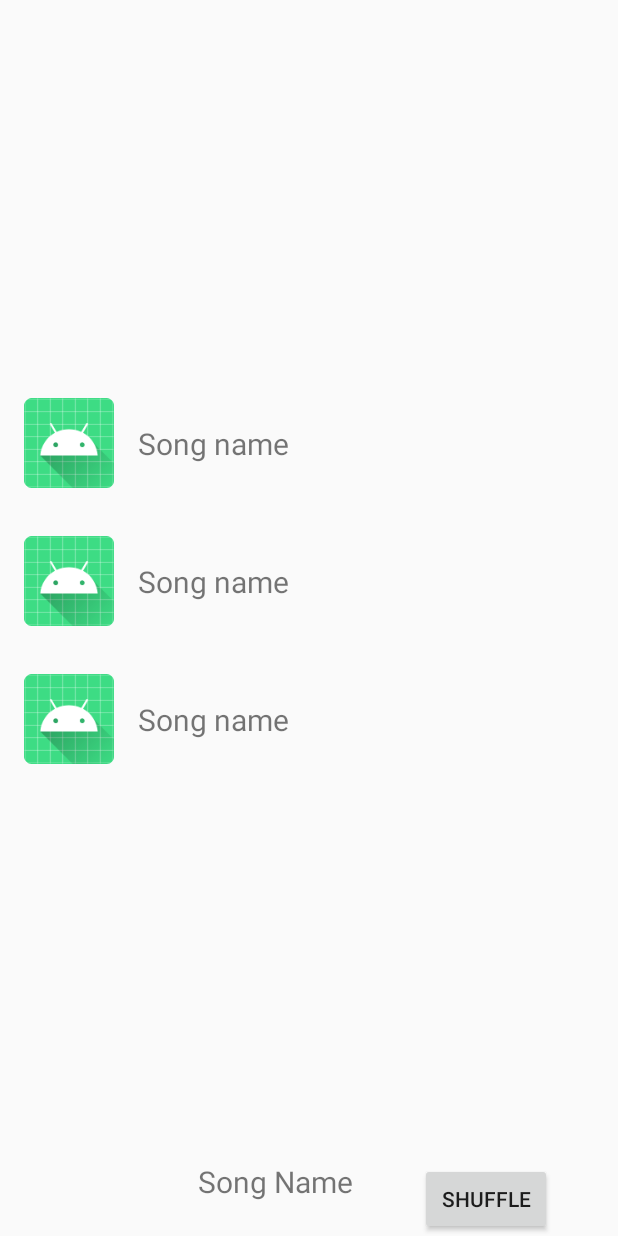
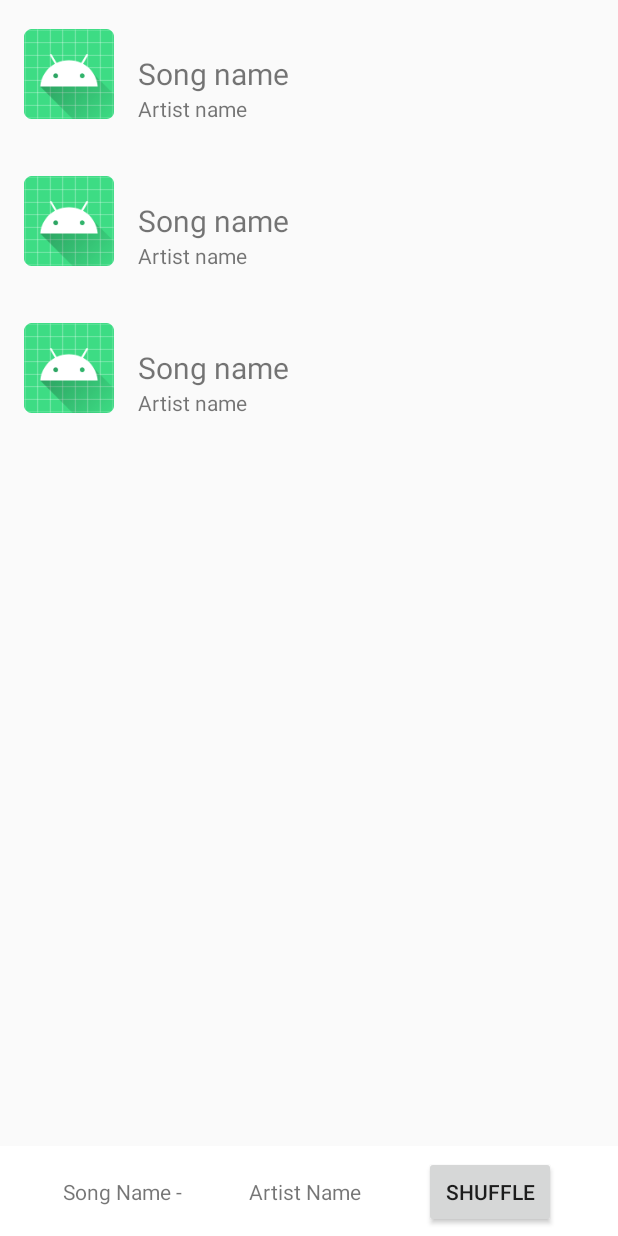
Before and after one commit to MoSummers-dy/Dotify, an Android app: the layout activity_song_list.xml on its own in the app's theme, with its tools: preview values and no code run, on a phone screen of 412 x 824 dp. Run offline under Robolectric (Android 15) with nearby library versions, the phone set to English and light mode, and no system bars.

Commit message:
complete part 1

```diff
--- a/app/src/main/java/edu/washington/dy2018/dotify/SongListAdapter.kt
+++ b/app/src/main/java/edu/washington/dy2018/dotify/SongListAdapter.kt
@@ -9,28 +9,30 @@ import androidx.recyclerview.widget.RecyclerView
 import com.ericchee.songdataprovider.Song
 
 class SongListAdapter(initialListOfSongs: List<Song>) :RecyclerView.Adapter<SongListAdapter.SongViewHolder>() {
-    private var listOfSongs: List<Song> = initialListOfSongs.toList();
+    private var listOfSongs: List<Song> = initialListOfSongs.toList()
     var onSongClickListener: ((song: Song) -> Unit) ?= null
 
     override fun onCreateViewHolder(parent: ViewGroup, viewType: Int):SongViewHolder {
         val view = LayoutInflater.from(parent.context).inflate(R.layout.item_song, parent, false)
 
-        return SongViewHolder(view);
+        return SongViewHolder(view)
     }
 
     override fun getItemCount() = listOfSongs.size
 
-    override fun onBindViewHolder(holder: SongListAdapter.SongViewHolder, position: Int): Unit {
+    override fun onBindViewHolder(holder: SongViewHolder, position: Int) {
         val song = listOfSongs[position]
-        holder.bind(song, position)
+        holder.bind(song)
     }
 
     class SongViewHolder(itemView: View): RecyclerView.ViewHolder(itemView) {
         private val tvSongName = itemView.findViewById<TextView>(R.id.tvSongName)
+        private val tvArtistName = itemView.findViewById<TextView>(R.id.tvArtistName)
         private val ivSongCover = itemView.findViewById<ImageView>(R.id.ivSongImage)
 
-        fun bind(song: Song, position: Int) {
+        fun bind(song: Song) {
             tvSongName.text = song.title
+            tvArtistName.text = song.artist
             ivSongCover.setImageResource(song.smallImageID)
         }
     }
--- a/app/src/main/res/layout/activity_song_list.xml
+++ b/app/src/main/res/layout/activity_song_list.xml
@@ -9,40 +9,54 @@
     <androidx.recyclerview.widget.RecyclerView
         android:id="@+id/rvSongs"
         android:layout_width="0dp"
-        android:layout_height="wrap_content"
+        android:layout_height="0dp"
+        app:layoutManager="androidx.recyclerview.widget.LinearLayoutManager"
+        app:layout_constraintBottom_toTopOf="@id/conSelectedSong"
         app:layout_constraintLeft_toLeftOf="parent"
         app:layout_constraintRight_toRightOf="parent"
         app:layout_constraintTop_toTopOf="parent"
-        app:layout_constraintBottom_toTopOf="@id/barSelectedSongs"
-        app:layoutManager="androidx.recyclerview.widget.LinearLayoutManager"
-        tools:listitem="@layout/item_song"/>
+        tools:listitem="@layout/item_song" />
 
-    <androidx.constraintlayout.widget.Barrier
-        android:id="@+id/barSelectedSongs"
+    <androidx.constraintlayout.widget.ConstraintLayout
+        android:id="@+id/conSelectedSong"
         android:layout_width="match_parent"
-        android:layout_height="wrap_content"
-        app:barrierDirection="top"
-        app:constraint_referenced_ids="tvSelectedSongName, btnShuffle"/>
+        android:layout_height="60dp"
+        app:layout_constraintBottom_toBottomOf="parent"
+        app:layout_constraintLeft_toLeftOf="parent"
+        app:layout_constraintRight_toRightOf="parent"
+        android:background="@color/white"
+        app:layout_constraintHorizontal_chainStyle="spread">
+
 
         <TextView
             android:id="@+id/tvSelectedSongName"
             android:layout_width="wrap_content"
-        android:layout_height="50dp"
-        app:layout_constraintTop_toTopOf="@id/barSelectedSongs"
+            android:layout_height="wrap_content"
             app:layout_constraintLeft_toLeftOf="parent"
-        app:layout_constraintRight_toRightOf="@id/btnShuffle"
+            app:layout_constraintRight_toLeftOf="@id/tvSelectedArtistName"
+            app:layout_constraintTop_toTopOf="parent"
             app:layout_constraintBottom_toBottomOf="parent"
-        tools:text="Song Name"
-        android:textSize="20sp"/>
+            tools:text="Song Name - " />
+
+        <TextView
+            android:id="@+id/tvSelectedArtistName"
+            android:layout_width="wrap_content"
+            android:layout_height="wrap_content"
+            app:layout_constraintLeft_toRightOf="@id/tvSelectedSongName"
+            app:layout_constraintRight_toLeftOf="@id/btnShuffle"
+            app:layout_constraintTop_toTopOf="@id/tvSelectedSongName"
+            app:layout_constraintBottom_toBottomOf="@id/tvSelectedSongName"
+            tools:text="Artist Name"/>
 
         <Button
             android:id="@+id/btnShuffle"
             android:layout_width="wrap_content"
             android:layout_height="wrap_content"
+            android:text="@string/shuffle"
             app:layout_constraintBottom_toBottomOf="@id/tvSelectedSongName"
-        app:layout_constraintLeft_toRightOf="@id/tvSelectedSongName"
+            app:layout_constraintLeft_toRightOf="@id/tvSelectedArtistName"
             app:layout_constraintRight_toRightOf="parent"
-        app:layout_constraintTop_toTopOf="@id/tvSelectedSongName"
-        android:text="@string/shuffle"/>
+            app:layout_constraintTop_toTopOf="@id/tvSelectedSongName" />
+    </androidx.constraintlayout.widget.ConstraintLayout>
 
 </androidx.constraintlayout.widget.ConstraintLayout>
--- a/app/src/main/res/layout/item_song.xml
+++ b/app/src/main/res/layout/item_song.xml
@@ -30,4 +30,13 @@
         android:layout_marginStart="16dp"
         android:textSize="20sp"/>
 
+    <TextView
+        android:id="@+id/tvArtistName"
+        android:layout_width="wrap_content"
+        android:layout_height="wrap_content"
+        tools:text="Artist name"
+        app:layout_constraintLeft_toLeftOf="@id/tvSongName"
+        app:layout_constraintTop_toBottomOf="@id/tvSongName"
+        />
+
 </androidx.constraintlayout.widget.ConstraintLayout>
--- a/app/src/main/res/values/colors.xml
+++ b/app/src/main/res/values/colors.xml
@@ -7,4 +7,5 @@
     <color name="darkBlue">#3F51B5</color>
     <color name="darkPurple">#9C27B0</color>
     <color name="black">#000000</color>
+    <color name="white">#ffffff</color>
 </resources>
```
Lines whose indentation alone changed are shown as unchanged.
